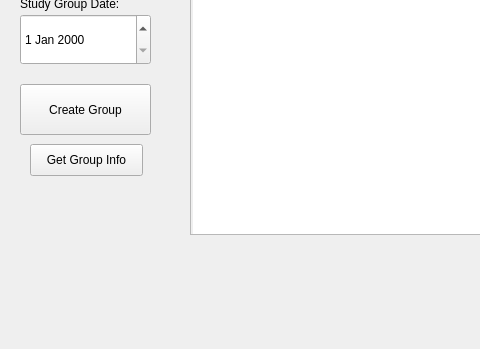
Above: StudyGroupFormer/AppWindow.ui from vu035/StudyGroupApp before the change; both pictures show x 0 to 480 and y 333 to 682 of the 904 by 682 pixel window. Below: the same form after it.
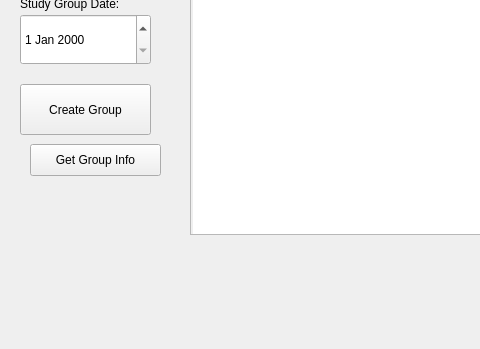
That is the form after the change.

Commit message:
GroupInfo window updates via Slots/Signals
Changes:

GroupInfo class-
added setLabelText slot

AppWindow class changes-
-added function that sends value of the row in listbox listOfAllGroupsthat to GroupInfo window using slots/signals. GroupInfo window now automatically updates its information everytime the user clicks a new cell.

```diff
--- a/StudyGroupFormer/AppWindow.ui
+++ b/StudyGroupFormer/AppWindow.ui
@@ -161,7 +161,7 @@
      <rect>
       <x>30</x>
       <y>460</y>
-      <width>113</width>
+      <width>131</width>
       <height>32</height>
      </rect>
     </property>
```
Left out of the diff: 2 changed lines with no effect on the pictures. The commit also changes 4 other files.
